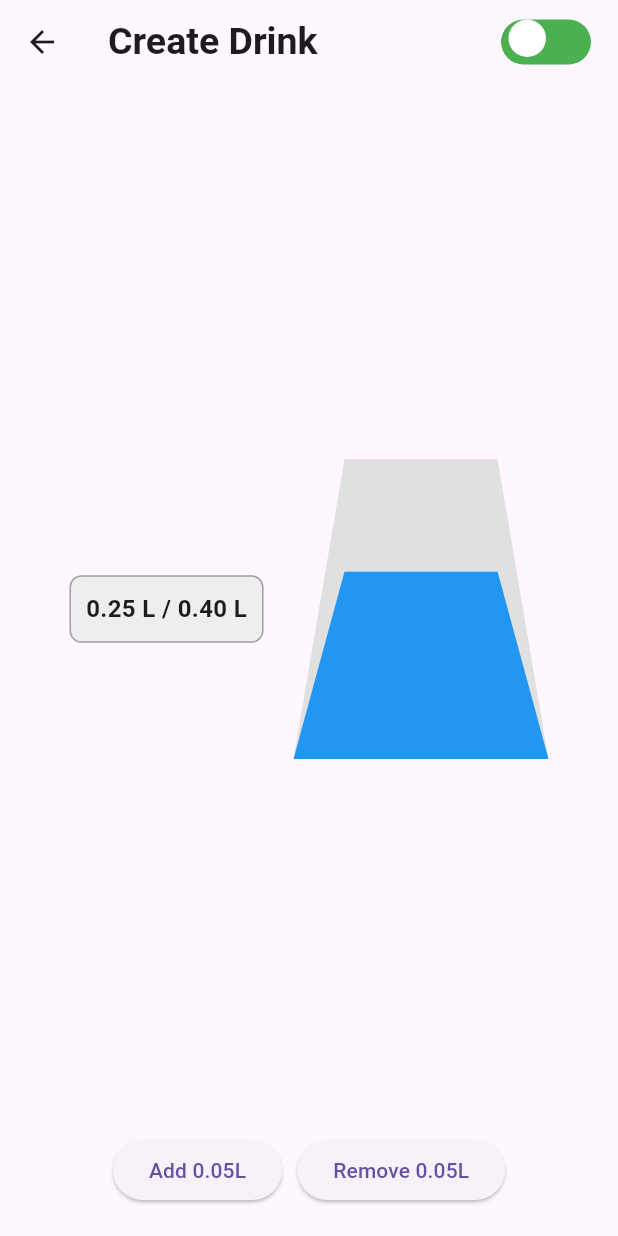
After one commit to mingo-git/Smartender, a Flutter app: the CreateDrinkScreen screen opened directly, after a tap on "Add 0.05L", on a phone screen of 412 x 824 dp. The commit adds this screen. Run offline on Flutter 3.47's test engine with Material 3 defaults, Android fonts, the phone set to English and light mode, and no system bars; our stand-ins replace flutter_dotenv, flutter_secure_storage, google_nav_bar, google_sign_in, sign_in_with_apple; accounts and stored records are empty.

Commit message:
create drink created

```diff
--- a/App/smartender_flutter_app/lib/screens/homesceens/settings_screen.dart
+++ b/App/smartender_flutter_app/lib/screens/homesceens/settings_screen.dart
@@ -2,7 +2,7 @@ import 'package:flutter/material.dart';
 import 'package:smartender_flutter_app/components/settings_tile.dart';
 import 'package:smartender_flutter_app/screens/homesceens/settingsscreens/account_screen.dart';
 import 'package:smartender_flutter_app/screens/homesceens/settingsscreens/bottle_slot_screen.dart';
-import 'package:smartender_flutter_app/screens/homesceens/settingsscreens/language_screen.dart';
+import 'package:smartender_flutter_app/screens/homesceens/settingsscreens/create_drink_screen.dart';
 import 'package:smartender_flutter_app/screens/homesceens/settingsscreens/manage_roles_screen.dart';
 import 'package:smartender_flutter_app/screens/homesceens/settingsscreens/theme_screen.dart';
 import 'package:smartender_flutter_app/services/auth_service.dart';
@@ -37,6 +37,11 @@ class SettingsScreen extends StatelessWidget {
               onTap: () => _navigateToScreen(context, const BottleSlotsScreen()),
             ),
             SettingsTile(
+              title: "Create Drink",
+              icon: Icons.local_bar,
+              onTap: () => _navigateToScreen(context, const CreateDrinkScreen()),
+            ),
+            SettingsTile(
               title: "Manage Roles",
               icon: Icons.admin_panel_settings,
               onTap: () => _navigateToScreen(context, const ManageRolesScreen()),
@@ -45,11 +50,6 @@ class SettingsScreen extends StatelessWidget {
               title: "Theme",
               icon: Icons.color_lens,
               onTap: () => _navigateToScreen(context, const ThemeScreen()),
-            ),
-            SettingsTile(
-              title: "Language",
-              icon: Icons.language,
-              onTap: () => _navigateToScreen(context, const LanguageScreen()),
             ),
             SettingsTile(
               title: "Sign out",
--- /dev/null
+++ b/App/smartender_flutter_app/lib/screens/homesceens/settingsscreens/create_drink_screen.dart
@@ -0,0 +1,196 @@
+import 'package:flutter/material.dart';
+
+class CreateDrinkScreen extends StatefulWidget {
+  const CreateDrinkScreen({Key? key}) : super(key: key);
+
+  @override
+  State<CreateDrinkScreen> createState() => _CreateDrinkScreenState();
+}
+
+class _CreateDrinkScreenState extends State<CreateDrinkScreen> {
+  bool isLiterMode = true; // Toggle between Liter and Percent
+  double filledAmount = 0.2; // Example filled amount (in Liters)
+  final double maxCapacity = 0.4; // Maximum capacity of the cup in Liters
+
+  void _toggleMode() {
+    setState(() {
+      isLiterMode = !isLiterMode;
+    });
+  }
+
+  String _getDisplayValue() {
+    if (isLiterMode) {
+      return "${filledAmount.toStringAsFixed(2)} L / ${maxCapacity.toStringAsFixed(2)} L";
+    } else {
+      double percent = (filledAmount / maxCapacity) * 100;
+      return "${percent.toStringAsFixed(1)}%";
+    }
+  }
+
+  @override
+  Widget build(BuildContext context) {
+    return Scaffold(
+      appBar: AppBar(
+        leading: IconButton(
+          icon: const Icon(Icons.arrow_back),
+          onPressed: () {
+            Navigator.of(context).pop();
+          },
+        ),
+        title: const Text(
+          "Create Drink",
+          style: TextStyle(fontSize: 25, fontWeight: FontWeight.bold),
+        ),
+        actions: [
+          Row(
+            children: [
+              Container(
+                padding: const EdgeInsets.symmetric(horizontal: 8),
+                child: GestureDetector(
+                  onTap: _toggleMode,
+                  child: Container(
+                    width: 60,
+                    height: 30,
+                    decoration: BoxDecoration(
+                      borderRadius: BorderRadius.circular(20),
+                      color: isLiterMode ? Colors.green : Colors.grey[400],
+                    ),
+                    child: Stack(
+                      children: [
+                        Positioned(
+                          left: isLiterMode ? 10 : 35,
+                          top: 7,
+                          child: Text(
+                            isLiterMode ? 'L' : '%',
+                            style: TextStyle(
+                              color: isLiterMode? Colors.white : Colors.black,
+                              fontWeight: FontWeight.bold,
+                            ),
+                          ),
+                        ),
+                        AnimatedPositioned(
+                          duration: const Duration(milliseconds: 200),
+                          curve: Curves.easeInOut,
+                          left: isLiterMode ? 5 : 30,
+                          child: Container(
+                            width: 25,
+                            height: 25,
+                            decoration: const BoxDecoration(
+                              color: Colors.white,
+                              shape: BoxShape.circle,
+                            ),
+                          ),
+                        ),
+                      ],
+                    ),
+                  ),
+                ),
+              ),
+              const SizedBox(width: 10),
+            ],
+          ),
+        ],
+      ),
+      body: Column(
+        crossAxisAlignment: CrossAxisAlignment.center,
+        children: [
+          const SizedBox(height: 20),
+          Expanded(
+            child: Row(
+              mainAxisAlignment: MainAxisAlignment.center,
+              crossAxisAlignment: CrossAxisAlignment.center,
+              children: [
+                // Füllmengenanzeige
+                Container(
+                  padding: const EdgeInsets.all(10),
+                  decoration: BoxDecoration(
+                    color: Colors.grey[200],
+                    borderRadius: BorderRadius.circular(8),
+                    border: Border.all(color: Colors.grey),
+                  ),
+                  child: Text(
+                    _getDisplayValue(),
+                    style: const TextStyle(
+                      fontSize: 16,
+                      fontWeight: FontWeight.bold,
+                    ),
+                  ),
+                ),
+                const SizedBox(width: 20), // Abstand zwischen Anzeige und Becher
+                // Becheranzeige
+                Stack(
+                  alignment: Alignment.bottomCenter,
+                  children: [
+                    // Becherrahmen
+                    ClipPath(
+                      clipper: CupClipper(),
+                      child: Container(
+                        width: 170,
+                        height: 200,
+                        color: Colors.grey[300],
+                      ),
+                    ),
+                    // Füllstandsanzeige
+                    ClipPath(
+                      clipper: CupClipper(),
+                      child: Container(
+                        width: 170,
+                        height: (filledAmount / maxCapacity) * 200, // Dynamische Höhe basierend auf der Füllmenge
+                        color: Colors.blue,
+                      ),
+                    ),
+                  ],
+                ),
+              ],
+            ),
+          ),
+          const SizedBox(height: 20),
+          // Buttons for testing (Optional)
+          Row(
+            mainAxisAlignment: MainAxisAlignment.center,
+            children: [
+              ElevatedButton(
+                onPressed: () {
+                  setState(() {
+                    if (filledAmount + 0.05 <= maxCapacity) {
+                      filledAmount += 0.05;
+                    }
+                  });
+                },
+                child: const Text("Add 0.05L"),
+              ),
+              const SizedBox(width: 10),
+              ElevatedButton(
+                onPressed: () {
+                  setState(() {
+                    if (filledAmount - 0.05 >= 0) {
+                      filledAmount -= 0.05;
+                    }
+                  });
+                },
+                child: const Text("Remove 0.05L"),
+              ),
+            ],
+          ),
+          const SizedBox(height: 20),
+        ],
+      ),
+    );
+  }
+}
+
+class CupClipper extends CustomClipper<Path> {
+  @override
+  Path getClip(Size size) {
+    final Path path = Path();
+    path.moveTo(size.width * 0.2, 0); // Start oben leicht schmal
+    path.lineTo(size.width * 0.8, 0); // Obere Kante
+    path.lineTo(size.width, size.height); // Rechte Kante leicht breiter
+    path.lineTo(0, size.height); // Linke Kante
+    path.close(); // Schließen des Pfads
+    return path;
+  }
+
+  @override
+  bool shouldReclip(CustomClipper<Path> oldClipper) => false;
+}
--- a/App/smartender_flutter_app/lib/screens/homesceens/settingsscreens/language_screen.dart
+++ /dev/null
@@ -1,51 +0,0 @@
-import 'package:flutter/material.dart';
-import 'package:smartender_flutter_app/config/constants.dart';
-
-class LanguageScreen extends StatelessWidget {
-  const LanguageScreen({Key? key}) : super(key: key);
-
-  @override
-  Widget build(BuildContext context) {
-    return Scaffold(
-      appBar: AppBar(
-        leading: IconButton(
-          icon: const Icon(Icons.arrow_back),
-          onPressed: () => Navigator.of(context).pop(),
-        ),
-        title: const Text("Language"),
-      ),
-      body: Padding(
-        padding: EdgeInsets.symmetric(horizontal: horizontalPadding),
-        child: Column(
-          crossAxisAlignment: CrossAxisAlignment.start,
-          children: [
-            const SizedBox(height: 16),
-            _buildLanguageOption("English"),
-            _buildLanguageOption("German"),
-            _buildLanguageOption("French"),
-            _buildLanguageOption("Spanish"),
-            _buildLanguageOption("Italian"),
-          ],
-        ),
-      ),
-    );
-  }
-
-  Widget _buildLanguageOption(String language) {
-    return Padding(
-      padding: const EdgeInsets.symmetric(vertical: 8.0),
-      child: Container(
-        padding: const EdgeInsets.all(16.0),
-        decoration: BoxDecoration(
-          color: Colors.white,
-          borderRadius: defaultBorderRadius,
-          border: Border.all(color: Colors.grey),
-        ),
-        child: Text(
-          language,
-          style: const TextStyle(fontSize: 18, fontWeight: FontWeight.w500),
-        ),
-      ),
-    );
-  }
-}
--- a/App/smartender_flutter_app/lib/screens/login_screen.dart
+++ b/App/smartender_flutter_app/lib/screens/login_screen.dart
@@ -25,6 +25,8 @@ class _LoginScreenState extends State<LoginScreen> {
     setState(() {
       errorMessage = '';
     });
+
+    print("GEHT LOS");
 
     final usernameOrEmail = usernameOrEmailController.text.trim();
     final password = passwordController.text;
--- a/App/smartender_flutter_app/lib/services/auth_service.dart
+++ b/App/smartender_flutter_app/lib/services/auth_service.dart
@@ -51,13 +51,14 @@ class AuthService {
 
   Future<Map<String, dynamic>> signIn(String emailOrUsername, String password) async {
     final url = Uri.parse('$_baseUrl$_serviceUrl/login');
-
+    print(url);
     try {
       final response = await http.post(
         url,
         headers: {'Content-Type': 'application/json', 'X-API-Key': apiKey},
         body: json.encode({'username': emailOrUsername, 'password': password}),
       );
+
 
       if (response.statusCode == 200) {
         final data = json.decode(response.body);
@@ -72,6 +73,7 @@ class AuthService {
         return {'success': false, 'error': 'Unexpected error occurred.'};
       }
     } catch (e) {
+      print(e);
       return {'success': false, 'error': 'Network error. Please check your connection.'};
     }
   }
```
Also changed, not shown: 1 other file.
